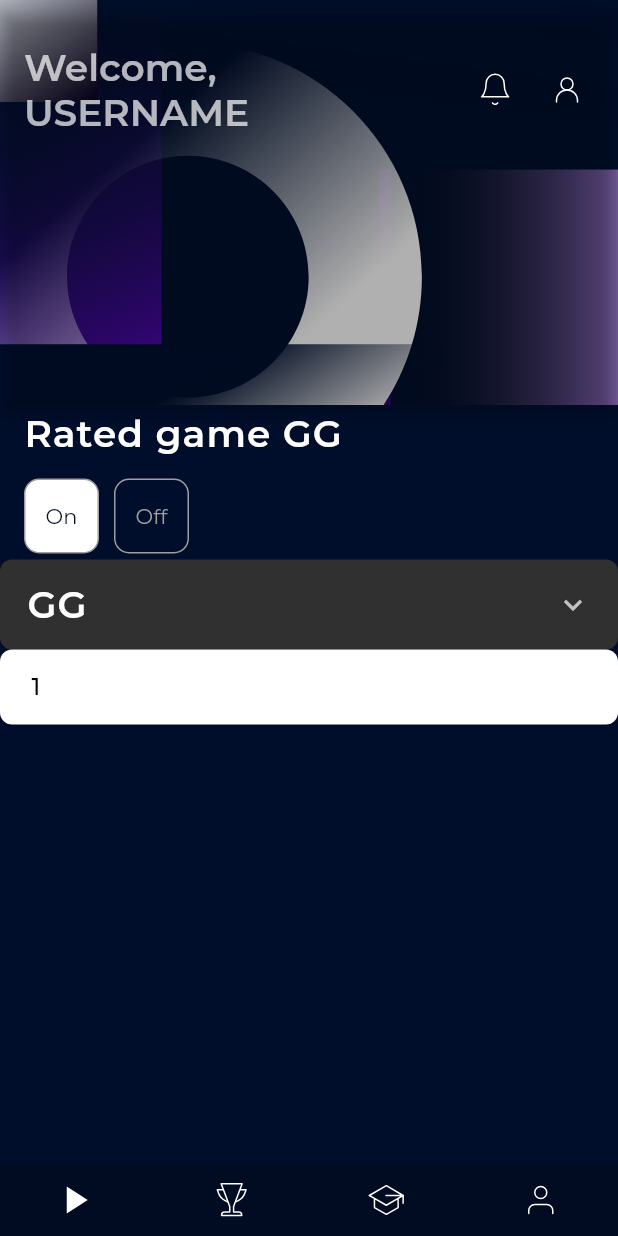
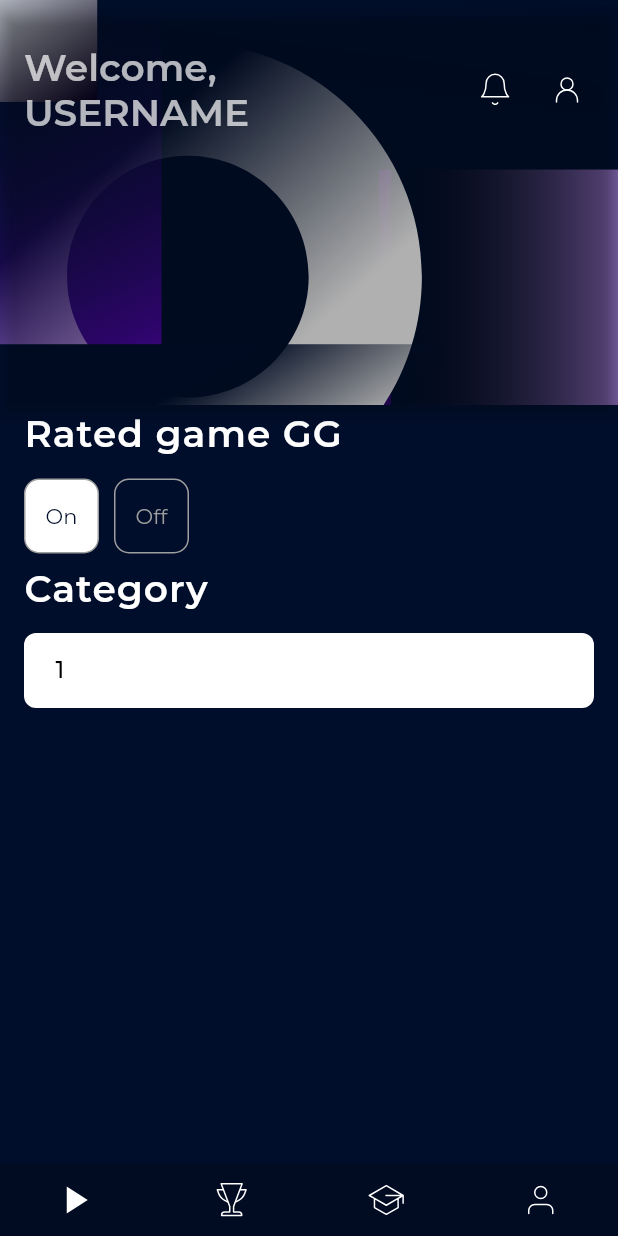
Before and after one commit to animousen4/flutter_play_chess, a Flutter app: the screen it shows after launch, after a tap on an icon or button, on a phone screen of 412 x 824 dp. Run offline on Flutter 3.47's test engine with Material 2 defaults, Android fonts, the light colour scheme and no system bars; drawn by our look-alikes of expansion_tile_card; our stand-ins replace auto_route, bloc, chopper, extended_nested_scroll_view, firebase_analytics, firebase_core and 8 more; missing offline and left inert: flag; accounts and stored records are empty; network calls fail.

Commit message:
dropdownPhysicalButtonTheme theme impl

```diff
--- a/lib/view/screen/home/page/play_page.dart
+++ b/lib/view/screen/home/page/play_page.dart
@@ -46,10 +46,12 @@ class _PlayPageState extends State<PlayPage> {
                 selectedIndex: state.selectedRatedIndex,
               ),
             ),
-            ExpansionTileCard(title: Text("GG"), children: [
-              Container(color: Colors.white,)
-            ],),
-            DropdownPhysicalButton(
+            ListTile(
+              title: Padding(
+                padding: const EdgeInsets.only(bottom: 15),
+                child: Text("Category"),
+              ),
+              subtitle: DropdownPhysicalButton(
               selectedIndex: 0,
               callback: (index) => null,
               options: [
@@ -57,7 +59,9 @@ class _PlayPageState extends State<PlayPage> {
                 Text("2"),
                 Text("3"),
               ],
-            )
+            ),
+            ),
+
           ]),
               onError: (state) => Center(child: Text("Error occured"),));
         },
--- a/lib/view/widget/dropdown_physical_button/dropdown_physical_button.dart
+++ b/lib/view/widget/dropdown_physical_button/dropdown_physical_button.dart
@@ -53,31 +53,34 @@ class _DropdownPhysicalButtonState extends State<DropdownPhysicalButton>
   List<Widget> variants() {
     final data = <Widget>[];
     for (int index = 0; index < widget.options.length; index++) {
-      data.add(InkWell(
-          onTap: enabled
+      data.add(baseFragment(widget.options[index], color: Color.fromARGB(22, 0, 0, 0), callback: enabled
               ? () {
                   widget.callback?.call(index);
                   reExpand();
                 }
-              : null,
-          child: baseFragment(widget.options[index])));
+              : null,));
     }
     return data;
   }
 
-  Widget frontFragment(Widget rawWidget) => InkWell(
-      onTap: enabled
+  Widget frontFragment(Widget rawWidget) => baseFragment(rawWidget, callback: enabled
           ? () {
               reExpand();
             }
-          : null,
-      child: baseFragment(rawWidget));
+          : null);
 
-  Widget baseFragment(Widget rawWidget) => Padding(
+  Widget baseFragment(Widget rawWidget, {Color? color = Colors.transparent, required Function()? callback}) => InkWell(
+    onTap: callback,
+    child: Container(
+      color: color,
+      child: Padding(
             padding: const EdgeInsets.only(top: 15, bottom: 15, left: 21),
             child: Container(
+              constraints: BoxConstraints(),
               child: rawWidget,
               width: double.infinity,
+            ),
+          ),
     ),
   );
 
@@ -91,8 +94,6 @@ class _DropdownPhysicalButtonState extends State<DropdownPhysicalButton>
     }
 
     animationController.reverse();
-
-
   }
 
   @override
```
Also changed, not shown: lib/view/theme/dropdown_physical_button_theme/dropdown_physical_button_theme.dart (added, +17 -0 lines). Lines whose indentation alone changed are shown as unchanged.
